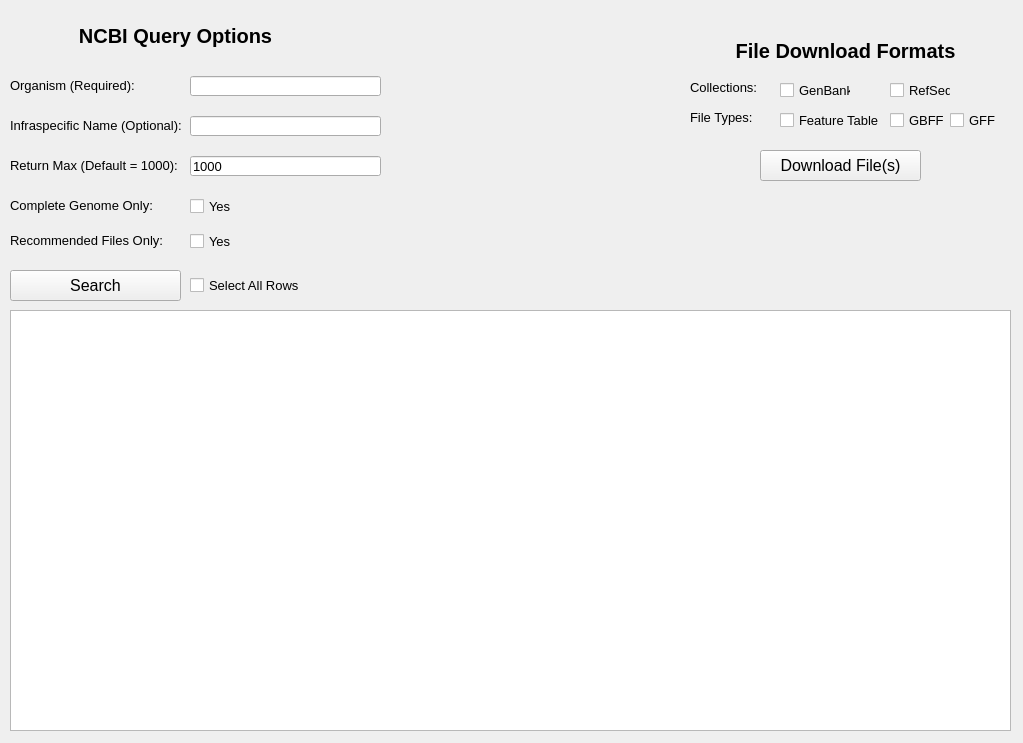
TrinhLab/CASPERapp, file ncbi.ui: the form before one commit.
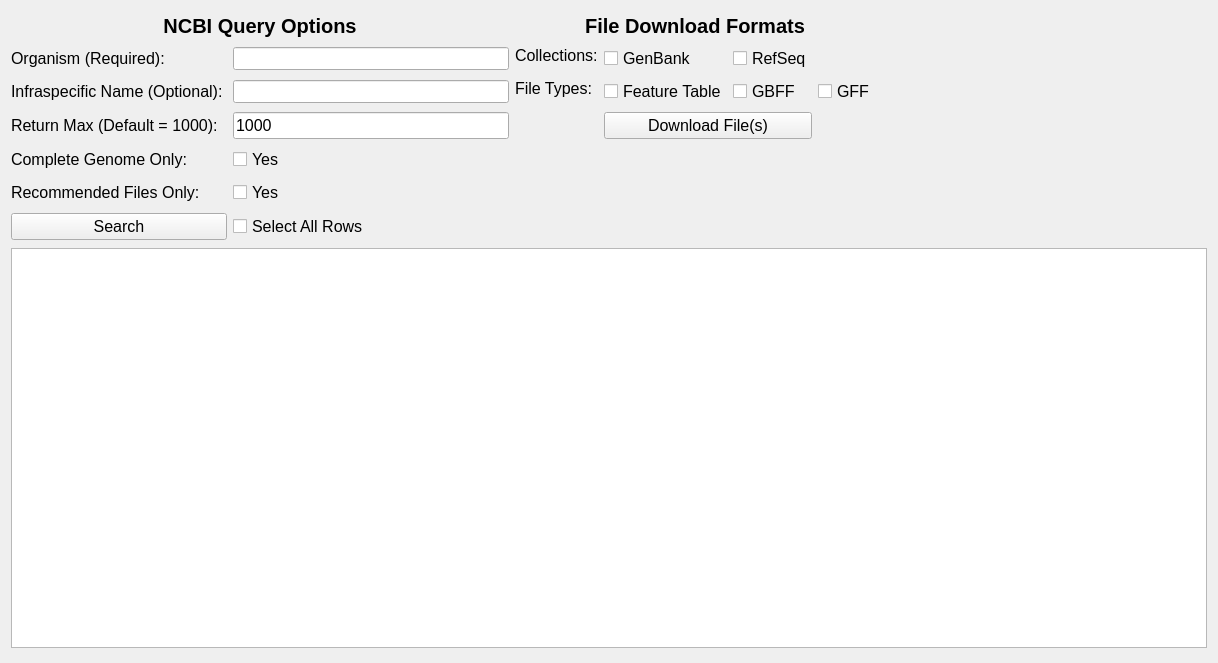
The form after the commit.

Commit message: GUI changes to main and NCBI search GUIs

What changed in the file:
```diff
--- a/ncbi.ui
+++ b/ncbi.ui
@@ -6,67 +6,42 @@
    <rect>
     <x>0</x>
     <y>0</y>
-    <width>1023</width>
-    <height>743</height>
+    <width>1218</width>
+    <height>663</height>
    </rect>
   </property>
   <property name="windowTitle">
    <string>Form</string>
   </property>
-  <widget class="QLabel" name="collection_label">
-   <property name="geometry">
-    <rect>
-     <x>690</x>
-     <y>80</y>
-     <width>71</width>
+  <layout class="QGridLayout" name="gridLayout">
+   <item row="1" column="1">
+    <widget class="QLineEdit" name="organism_line_edit">
+     <property name="minimumSize">
+      <size>
+       <width>241</width>
      <height>21</height>
-    </rect>
+      </size>
+     </property>
+     <property name="maximumSize">
+      <size>
+       <width>276</width>
+       <height>16777215</height>
+      </size>
    </property>
    <property name="font">
     <font>
      <pointsize>10</pointsize>
-     <weight>50</weight>
-     <bold>false</bold>
-    </font>
-   </property>
-   <property name="text">
-    <string>Collections:</string>
-   </property>
-   <property name="alignment">
-    <set>Qt::AlignLeading|Qt::AlignLeft|Qt::AlignTop</set>
-   </property>
-  </widget>
-  <widget class="QLabel" name="filters_label">
-   <property name="geometry">
-    <rect>
-     <x>10</x>
-     <y>20</y>
-     <width>331</width>
-     <height>31</height>
-    </rect>
-   </property>
-   <property name="font">
-    <font>
-     <pointsize>15</pointsize>
-     <weight>75</weight>
-     <bold>true</bold>
-    </font>
-   </property>
-   <property name="text">
-    <string>NCBI Query Options</string>
-   </property>
-   <property name="alignment">
-    <set>Qt::AlignCenter</set>
-   </property>
-  </widget>
+      </font>
+     </property>
+    </widget>
+   </item>
+   <item row="0" column="2" colspan="4">
   <widget class="QLabel" name="format_label">
-   <property name="geometry">
-    <rect>
-     <x>690</x>
-     <y>30</y>
-     <width>311</width>
-     <height>41</height>
-    </rect>
+     <property name="maximumSize">
+      <size>
+       <width>16777215</width>
+       <height>25</height>
+      </size>
    </property>
    <property name="font">
     <font>
@@ -82,18 +57,35 @@
     <set>Qt::AlignCenter</set>
    </property>
   </widget>
+   </item>
+   <item row="0" column="0" colspan="2">
+    <widget class="QLabel" name="filters_label">
+     <property name="maximumSize">
+      <size>
+       <width>16777215</width>
+       <height>25</height>
+      </size>
+     </property>
+     <property name="font">
+      <font>
+       <pointsize>15</pointsize>
+       <weight>75</weight>
+       <bold>true</bold>
+      </font>
+     </property>
+     <property name="text">
+      <string>NCBI Query Options</string>
+     </property>
+     <property name="alignment">
+      <set>Qt::AlignCenter</set>
+     </property>
+    </widget>
+   </item>
+   <item row="1" column="0">
   <widget class="QLabel" name="organism_label">
-   <property name="geometry">
-    <rect>
-     <x>10</x>
-     <y>70</y>
-     <width>131</width>
-     <height>31</height>
-    </rect>
-   </property>
    <property name="font">
     <font>
-     <pointsize>10</pointsize>
+       <pointsize>12</pointsize>
      <weight>50</weight>
      <bold>false</bold>
     </font>
@@ -105,18 +97,53 @@
     <set>Qt::AlignLeading|Qt::AlignLeft|Qt::AlignVCenter</set>
    </property>
   </widget>
+   </item>
+   <item row="1" column="2">
+    <widget class="QLabel" name="collection_label">
+     <property name="font">
+      <font>
+       <pointsize>12</pointsize>
+       <weight>50</weight>
+       <bold>false</bold>
+      </font>
+     </property>
+     <property name="text">
+      <string>Collections:</string>
+     </property>
+     <property name="alignment">
+      <set>Qt::AlignLeading|Qt::AlignLeft|Qt::AlignTop</set>
+     </property>
+    </widget>
+   </item>
+   <item row="1" column="3">
+    <widget class="QCheckBox" name="genbank_checkbox">
+     <property name="font">
+      <font>
+       <pointsize>12</pointsize>
+      </font>
+     </property>
+     <property name="text">
+      <string>GenBank</string>
+     </property>
+    </widget>
+   </item>
+   <item row="1" column="4">
+    <widget class="QCheckBox" name="refseq_checkbox">
+     <property name="font">
+      <font>
+       <pointsize>12</pointsize>
+      </font>
+     </property>
+     <property name="text">
+      <string>RefSeq</string>
+     </property>
+    </widget>
+   </item>
+   <item row="2" column="0">
   <widget class="QLabel" name="infra_name_label">
-   <property name="geometry">
-    <rect>
-     <x>10</x>
-     <y>110</y>
-     <width>171</width>
-     <height>31</height>
-    </rect>
-   </property>
    <property name="font">
     <font>
-     <pointsize>10</pointsize>
+       <pointsize>12</pointsize>
      <weight>50</weight>
      <bold>false</bold>
     </font>
@@ -128,18 +155,114 @@
     <set>Qt::AlignLeading|Qt::AlignLeft|Qt::AlignVCenter</set>
    </property>
   </widget>
+   </item>
+   <item row="2" column="1">
+    <widget class="QLineEdit" name="infra_name_line_edit">
+     <property name="maximumSize">
+      <size>
+       <width>276</width>
+       <height>16777215</height>
+      </size>
+     </property>
+     <property name="font">
+      <font>
+       <pointsize>10</pointsize>
+      </font>
+     </property>
+    </widget>
+   </item>
+   <item row="2" column="2">
+    <widget class="QLabel" name="label_3">
+     <property name="font">
+      <font>
+       <pointsize>12</pointsize>
+      </font>
+     </property>
+     <property name="text">
+      <string>File Types:</string>
+     </property>
+     <property name="alignment">
+      <set>Qt::AlignLeading|Qt::AlignLeft|Qt::AlignTop</set>
+     </property>
+    </widget>
+   </item>
+   <item row="2" column="3">
+    <widget class="QCheckBox" name="feature_table_checkbox">
+     <property name="font">
+      <font>
+       <pointsize>12</pointsize>
+      </font>
+     </property>
+     <property name="text">
+      <string>Feature Table</string>
+     </property>
+     <property name="iconSize">
+      <size>
+       <width>16</width>
+       <height>14</height>
+      </size>
+     </property>
+    </widget>
+   </item>
+   <item row="2" column="4">
+    <widget class="QCheckBox" name="gbff_checkbox">
+     <property name="font">
+      <font>
+       <pointsize>12</pointsize>
+      </font>
+     </property>
+     <property name="text">
+      <string>GBFF</string>
+     </property>
+    </widget>
+   </item>
+   <item row="2" column="5">
+    <widget class="QCheckBox" name="gff_checkbox">
+     <property name="font">
+      <font>
+       <pointsize>12</pointsize>
+      </font>
+     </property>
+     <property name="text">
+      <string>GFF</string>
+     </property>
+    </widget>
+   </item>
+   <item row="3" column="0">
+    <widget class="QLabel" name="ret_max_label">
+     <property name="font">
+      <font>
+       <pointsize>12</pointsize>
+      </font>
+     </property>
+     <property name="text">
+      <string>Return Max (Default = 1000):</string>
+     </property>
+    </widget>
+   </item>
+   <item row="3" column="1">
+    <widget class="QLineEdit" name="ret_max_line_edit">
+     <property name="maximumSize">
+      <size>
+       <width>276</width>
+       <height>16777215</height>
+      </size>
+     </property>
+     <property name="font">
+      <font>
+       <pointsize>12</pointsize>
+      </font>
+     </property>
+     <property name="text">
+      <string>1000</string>
+     </property>
+    </widget>
+   </item>
+   <item row="4" column="0">
   <widget class="QLabel" name="genome_label">
-   <property name="geometry">
-    <rect>
-     <x>10</x>
-     <y>190</y>
-     <width>151</width>
-     <height>31</height>
-    </rect>
-   </property>
    <property name="font">
     <font>
-     <pointsize>10</pointsize>
+       <pointsize>12</pointsize>
      <weight>50</weight>
      <bold>false</bold>
     </font>
@@ -151,319 +274,121 @@
     <set>Qt::AlignLeading|Qt::AlignLeft|Qt::AlignVCenter</set>
    </property>
   </widget>
-  <widget class="QLineEdit" name="organism_line_edit">
-   <property name="geometry">
-    <rect>
-     <x>190</x>
-     <y>76</y>
-     <width>191</width>
-     <height>20</height>
-    </rect>
-   </property>
+   </item>
+   <item row="6" column="1">
+    <widget class="QCheckBox" name="all_rows">
+     <property name="font">
+      <font>
+       <pointsize>12</pointsize>
+      </font>
+     </property>
+     <property name="text">
+      <string>Select All Rows</string>
+     </property>
+    </widget>
+   </item>
+   <item row="6" column="0">
+    <widget class="QPushButton" name="search_button">
    <property name="font">
     <font>
-     <pointsize>10</pointsize>
-    </font>
-   </property>
-  </widget>
-  <widget class="QLineEdit" name="infra_name_line_edit">
-   <property name="geometry">
-    <rect>
-     <x>190</x>
-     <y>116</y>
-     <width>191</width>
-     <height>20</height>
-    </rect>
-   </property>
+       <pointsize>12</pointsize>
+      </font>
+     </property>
+     <property name="text">
+      <string>Search</string>
+     </property>
+    </widget>
+   </item>
+   <item row="5" column="1">
+    <widget class="QCheckBox" name="checkBox">
+     <property name="font">
+      <font>
+       <pointsize>12</pointsize>
+      </font>
+     </property>
+     <property name="text">
+      <string>Yes</string>
+     </property>
+    </widget>
+   </item>
+   <item row="5" column="0">
+    <widget class="QLabel" name="label_2">
    <property name="font">
     <font>
-     <pointsize>10</pointsize>
-    </font>
-   </property>
-  </widget>
+       <pointsize>12</pointsize>
+      </font>
+     </property>
+     <property name="text">
+      <string>Recommended Files Only:</string>
+     </property>
+    </widget>
+   </item>
+   <item row="4" column="1">
+    <widget class="QCheckBox" name="yes_box">
+     <property name="font">
+      <font>
+       <pointsize>12</pointsize>
+      </font>
+     </property>
+     <property name="text">
+      <string>Yes</string>
+     </property>
+     <attribute name="buttonGroup">
+      <string notr="true">comp_genome_group</string>
+     </attribute>
+    </widget>
+   </item>
+   <item row="3" column="3" colspan="2">
+    <widget class="QPushButton" name="download_button">
+     <property name="font">
+      <font>
+       <pointsize>12</pointsize>
+      </font>
+     </property>
+     <property name="text">
+      <string>Download File(s)</string>
+     </property>
+    </widget>
+   </item>
+   <item row="7" column="0" colspan="7">
   <widget class="QTableView" name="ncbi_table">
-   <property name="geometry">
-    <rect>
-     <x>10</x>
-     <y>310</y>
-     <width>1001</width>
-     <height>421</height>
-    </rect>
-   </property>
    <property name="sizePolicy">
     <sizepolicy hsizetype="Expanding" vsizetype="Fixed">
      <horstretch>0</horstretch>
      <verstretch>0</verstretch>
     </sizepolicy>
    </property>
+     <property name="minimumSize">
+      <size>
+       <width>0</width>
+       <height>400</height>
+      </size>
+     </property>
+     <property name="maximumSize">
+      <size>
+       <width>100000</width>
+       <height>16777215</height>
+      </size>
+     </property>
    <attribute name="horizontalHeaderDefaultSectionSize">
     <number>39</number>
    </attribute>
   </widget>
-  <widget class="QCheckBox" name="yes_box">
-   <property name="geometry">
-    <rect>
-     <x>190</x>
-     <y>196</y>
-     <width>41</width>
-     <height>21</height>
-    </rect>
-   </property>
-   <property name="font">
-    <font>
-     <pointsize>10</pointsize>
-    </font>
-   </property>
-   <property name="text">
-    <string>Yes</string>
-   </property>
-   <attribute name="buttonGroup">
-    <string notr="true">comp_genome_group</string>
-   </attribute>
-  </widget>
-  <widget class="QPushButton" name="search_button">
-   <property name="geometry">
-    <rect>
-     <x>10</x>
-     <y>270</y>
-     <width>171</width>
-     <height>31</height>
-    </rect>
-   </property>
-   <property name="font">
-    <font>
-     <pointsize>12</pointsize>
-    </font>
-   </property>
-   <property name="text">
-    <string>Search</string>
-   </property>
-  </widget>
-  <widget class="QLabel" name="ret_max_label">
-   <property name="geometry">
-    <rect>
-     <x>10</x>
-     <y>150</y>
-     <width>171</width>
-     <height>31</height>
-    </rect>
-   </property>
-   <property name="font">
-    <font>
-     <pointsize>10</pointsize>
-    </font>
-   </property>
-   <property name="text">
-    <string>Return Max (Default = 1000):</string>
-   </property>
-  </widget>
-  <widget class="QLineEdit" name="ret_max_line_edit">
-   <property name="geometry">
-    <rect>
-     <x>190</x>
-     <y>156</y>
-     <width>191</width>
-     <height>20</height>
-    </rect>
-   </property>
-   <property name="font">
-    <font>
-     <pointsize>10</pointsize>
-    </font>
-   </property>
-   <property name="text">
-    <string>1000</string>
-   </property>
-  </widget>
-  <widget class="QPushButton" name="download_button">
-   <property name="geometry">
-    <rect>
-     <x>760</x>
-     <y>150</y>
-     <width>161</width>
-     <height>31</height>
-    </rect>
-   </property>
-   <property name="font">
-    <font>
-     <pointsize>12</pointsize>
-    </font>
-   </property>
-   <property name="text">
-    <string>Download File(s)</string>
-   </property>
-  </widget>
-  <widget class="QLabel" name="label_2">
-   <property name="geometry">
-    <rect>
-     <x>10</x>
-     <y>230</y>
-     <width>161</width>
-     <height>21</height>
-    </rect>
-   </property>
-   <property name="font">
-    <font>
-     <pointsize>10</pointsize>
-    </font>
-   </property>
-   <property name="text">
-    <string>Recommended Files Only:</string>
-   </property>
-  </widget>
-  <widget class="QCheckBox" name="checkBox">
-   <property name="geometry">
-    <rect>
-     <x>190</x>
-     <y>226</y>
-     <width>51</width>
-     <height>31</height>
-    </rect>
-   </property>
-   <property name="font">
-    <font>
-     <pointsize>10</pointsize>
-    </font>
-   </property>
-   <property name="text">
-    <string>Yes</string>
-   </property>
-  </widget>
-  <widget class="QCheckBox" name="gff_checkbox">
-   <property name="geometry">
-    <rect>
-     <x>950</x>
-     <y>110</y>
-     <width>51</width>
-     <height>21</height>
-    </rect>
-   </property>
-   <property name="font">
-    <font>
-     <pointsize>10</pointsize>
-    </font>
-   </property>
-   <property name="text">
-    <string>GFF</string>
-   </property>
-  </widget>
-  <widget class="QCheckBox" name="gbff_checkbox">
-   <property name="geometry">
-    <rect>
-     <x>890</x>
-     <y>110</y>
-     <width>61</width>
-     <height>21</height>
-    </rect>
-   </property>
-   <property name="font">
-    <font>
-     <pointsize>10</pointsize>
-    </font>
-   </property>
-   <property name="text">
-    <string>GBFF</string>
-   </property>
-  </widget>
-  <widget class="QCheckBox" name="feature_table_checkbox">
-   <property name="geometry">
-    <rect>
-     <x>780</x>
-     <y>105</y>
-     <width>101</width>
-     <height>31</height>
-    </rect>
-   </property>
-   <property name="font">
-    <font>
-     <pointsize>10</pointsize>
-    </font>
-   </property>
-   <property name="text">
-    <string>Feature Table</string>
-   </property>
-   <property name="iconSize">
+   </item>
+   <item row="2" column="6">
+    <spacer name="horizontalSpacer_3">
+     <property name="orientation">
+      <enum>Qt::Horizontal</enum>
+     </property>
+     <property name="sizeHint" stdset="0">
     <size>
-     <width>16</width>
-     <height>14</height>
-    </size>
-   </property>
-  </widget>
-  <widget class="QLabel" name="label_3">
-   <property name="geometry">
-    <rect>
-     <x>690</x>
-     <y>110</y>
-     <width>71</width>
-     <height>21</height>
-    </rect>
-   </property>
-   <property name="font">
-    <font>
-     <pointsize>10</pointsize>
-    </font>
-   </property>
-   <property name="text">
-    <string>File Types:</string>
-   </property>
-   <property name="alignment">
-    <set>Qt::AlignLeading|Qt::AlignLeft|Qt::AlignTop</set>
-   </property>
-  </widget>
-  <widget class="QCheckBox" name="genbank_checkbox">
-   <property name="geometry">
-    <rect>
-     <x>780</x>
-     <y>80</y>
-     <width>71</width>
-     <height>21</height>
-    </rect>
-   </property>
-   <property name="font">
-    <font>
-     <pointsize>10</pointsize>
-    </font>
-   </property>
-   <property name="text">
-    <string>GenBank</string>
-   </property>
-  </widget>
-  <widget class="QCheckBox" name="refseq_checkbox">
-   <property name="geometry">
-    <rect>
-     <x>890</x>
-     <y>80</y>
-     <width>61</width>
-     <height>21</height>
-    </rect>
-   </property>
-   <property name="font">
-    <font>
-     <pointsize>10</pointsize>
-    </font>
-   </property>
-   <property name="text">
-    <string>RefSeq</string>
-   </property>
-  </widget>
-  <widget class="QCheckBox" name="all_rows">
-   <property name="geometry">
-    <rect>
-     <x>190</x>
-     <y>270</y>
-     <width>121</width>
-     <height>31</height>
-    </rect>
-   </property>
-   <property name="font">
-    <font>
-     <pointsize>10</pointsize>
-    </font>
-   </property>
-   <property name="text">
-    <string>Select All Rows</string>
-   </property>
-  </widget>
+       <width>40</width>
+       <height>20</height>
+      </size>
+     </property>
+    </spacer>
+   </item>
+  </layout>
  </widget>
  <resources/>
  <connections/>
```
Lines whose indentation alone changed are shown as unchanged. The commit also changes 1 other file.
